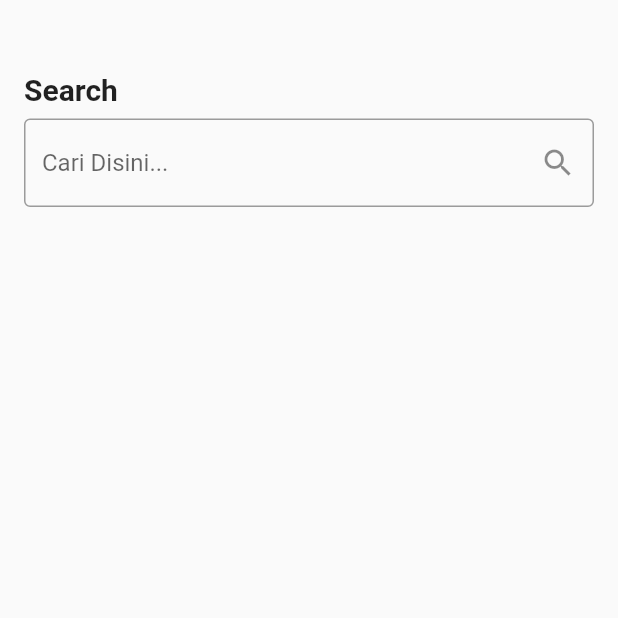
After one commit to setiawangunadi/restaurant_app, a Flutter app: the screen it shows after launch, after a tap on the "saved search" icon, on a phone screen of 412 x 824 dp, the top half of it. The commit adds this screen. Run offline on Flutter 3.47's test engine with Material 2 defaults, Android fonts, the phone set to English and light mode, and no system bars; our stand-ins replace bloc, dio, flutter_bloc, pretty_dio_logger, shimmer; network calls fail.

Commit message:
Search Restaurant

```diff
--- /dev/null
+++ b/lib/blocs/search/search_bloc.dart
@@ -0,0 +1,36 @@
+import 'dart:io';
+
+import 'package:bloc/bloc.dart';
+import 'package:meta/meta.dart';
+import 'package:restaurant_app/config/models/search_response.dart';
+import 'package:restaurant_app/config/repositories/search_respository.dart';
+
+part 'search_event.dart';
+
+part 'search_state.dart';
+
+class SearchBloc extends Bloc<SearchEvent, SearchState> {
+  final SearchRepository searchRepository = SearchRepository();
+
+  SearchBloc() : super(SearchInitial()) {
+    on<DoSearchRestaurant>(doSearchRestaurant);
+  }
+
+  Future<void> doSearchRestaurant(
+    DoSearchRestaurant event,
+    Emitter<SearchState> emit,
+  ) async {
+    try {
+      emit(OnLoadingSearch());
+      final response = await searchRepository.doSearch(query: event.query);
+      if (response.statusCode == 200) {
+        SearchResponse searchResponse = SearchResponse.fromJson(response.data);
+        emit(OnSuccessSearch(searchResponse: searchResponse));
+      }
+    } on SocketException catch (e) {
+      emit(OnFailedHome(message: e.toString()));
+    } catch (e) {
+      emit(OnFailedHome(message: e.toString()));
+    }
+  }
+}
--- /dev/null
+++ b/lib/blocs/search/search_event.dart
@@ -0,0 +1,11 @@
+part of 'search_bloc.dart';
+
+@immutable
+abstract class SearchEvent {}
+
+class DoSearchRestaurant extends SearchEvent {
+  final String query;
+
+  DoSearchRestaurant({required this.query});
+
+}
--- /dev/null
+++ b/lib/blocs/search/search_state.dart
@@ -0,0 +1,21 @@
+part of 'search_bloc.dart';
+
+@immutable
+abstract class SearchState {}
+
+class SearchInitial extends SearchState {}
+
+class OnLoadingSearch extends SearchState {}
+
+class OnSuccessSearch extends SearchState {
+  final SearchResponse searchResponse;
+
+  OnSuccessSearch({required this.searchResponse});
+}
+
+class OnFailedHome extends SearchState {
+  final String message;
+  final int? statusCode;
+
+  OnFailedHome({required this.message, this.statusCode});
+}
--- a/lib/config/data/local/canonical_path.dart
+++ b/lib/config/data/local/canonical_path.dart
@@ -1,4 +1,5 @@
 class CanonicalPath {
   static const getListRestaurant = '/list';
   static const getDetailRestaurant = '/detail';
+  static const doSearchRestaurant = '/search';
 }
--- a/lib/config/data/network/api_service.dart
+++ b/lib/config/data/network/api_service.dart
@@ -18,9 +18,11 @@ class ApiService {
 
   factory ApiService() => _instance;
 
-  Future<Response> get({required String path}) async {
+  Future<Response> get(
+      {required String path, Map<String, dynamic>? queryParameters}) async {
     try {
-      final response = await dio.get('$baseUrl$path');
+      final response =
+          await dio.get('$baseUrl$path', queryParameters: queryParameters);
       return response;
     } catch (e) {
       throw Exception(e);
--- /dev/null
+++ b/lib/config/models/search_response.dart
@@ -0,0 +1,69 @@
+// To parse this JSON data, do
+//
+//     final searchResponse = searchResponseFromJson(jsonString);
+
+import 'dart:convert';
+
+SearchResponse searchResponseFromJson(String str) => SearchResponse.fromJson(json.decode(str));
+
+String searchResponseToJson(SearchResponse data) => json.encode(data.toJson());
+
+class SearchResponse {
+  final bool? error;
+  final int? founded;
+  final List<Restaurant>? restaurants;
+
+  SearchResponse({
+    this.error,
+    this.founded,
+    this.restaurants,
+  });
+
+  factory SearchResponse.fromJson(Map<String, dynamic> json) => SearchResponse(
+    error: json["error"],
+    founded: json["founded"],
+    restaurants: json["restaurants"] == null ? [] : List<Restaurant>.from(json["restaurants"]!.map((x) => Restaurant.fromJson(x))),
+  );
+
+  Map<String, dynamic> toJson() => {
+    "error": error,
+    "founded": founded,
+    "restaurants": restaurants == null ? [] : List<dynamic>.from(restaurants!.map((x) => x.toJson())),
+  };
+}
+
+class Restaurant {
+  final String? id;
+  final String? name;
+  final String? description;
+  final String? pictureId;
+  final String? city;
+  final double? rating;
+
+  Restaurant({
+    this.id,
+    this.name,
+    this.description,
+    this.pictureId,
+    this.city,
+    this.rating,
+  });
+
+  factory Restaurant.fromJson(Map<String, dynamic> json) => Restaurant(
+    id: json["id"],
+    name: json["name"],
+    description: json["description"],
+    pictureId: json["pictureId"],
+    city: json["city"],
+    rating: json["rating"]?.toDouble(),
+  );
+
+  Map<String, dynamic> toJson() => {
+    "id": id,
+    "name": name,
+    "description": description,
+    "pictureId": pictureId,
+    "city": city,
+    "rating": rating,
+  };
+}
--- a/lib/routers.dart
+++ b/lib/routers.dart
@@ -2,12 +2,15 @@ import 'package:flutter/material.dart';
 import 'package:flutter_bloc/flutter_bloc.dart';
 import 'package:restaurant_app/blocs/detail_restaurant/detail_restaurant_bloc.dart';
 import 'package:restaurant_app/blocs/home/home_bloc.dart';
+import 'package:restaurant_app/blocs/search/search_bloc.dart';
 import 'package:restaurant_app/screens/detail_restaurant_screen.dart';
 import 'package:restaurant_app/screens/home_screen.dart';
+import 'package:restaurant_app/screens/search_screen.dart';
 
 class Routers {
   static const String home = "/home";
   static const String detail = "/detail";
+  static const String search = "/search";
 
   final route = <String, WidgetBuilder>{
     Routers.home: (BuildContext context) {
@@ -23,5 +26,11 @@ class Routers {
             id: ModalRoute.of(context)!.settings.arguments as String),
       );
     },
+    Routers.search: (BuildContext context) {
+      return BlocProvider(
+        create: (context) => SearchBloc(),
+        child: const SearchScreen(),
+      );
+    },
   };
 }
--- a/lib/screens/home_screen.dart
+++ b/lib/screens/home_screen.dart
@@ -29,12 +29,15 @@ class _HomeScreenState extends State<HomeScreen> {
       builder: (context, state) {
         return Scaffold(
           appBar: AppBar(
-            actions: const [
+            actions: [
               Padding(
-                padding: EdgeInsets.symmetric(horizontal: 16.0),
-                child: Icon(
-                  Icons.saved_search_rounded,
-                  color: Colors.black,
+                padding: const EdgeInsets.symmetric(horizontal: 16.0),
+                child: GestureDetector(
+                  onTap: () => Navigator.pushNamed(context, Routers.search),
+                  child: const Icon(
+                    Icons.saved_search_rounded,
+                    color: Colors.black,
+                  ),
                 ),
               )
             ],
--- /dev/null
+++ b/lib/screens/search_screen.dart
@@ -0,0 +1,169 @@
+import 'package:flutter/material.dart';
+import 'package:flutter_bloc/flutter_bloc.dart';
+import 'package:restaurant_app/blocs/search/search_bloc.dart';
+import 'package:restaurant_app/config/data/local/constants.dart';
+import 'package:restaurant_app/routers.dart';
+
+class SearchScreen extends StatefulWidget {
+  const SearchScreen({super.key});
+
+  @override
+  State<SearchScreen> createState() => _SearchScreenState();
+}
+
+class _SearchScreenState extends State<SearchScreen> {
+  late SearchBloc searchBloc;
+  final TextEditingController ctrlSearch = TextEditingController();
+
+  @override
+  void initState() {
+    searchBloc = BlocProvider.of<SearchBloc>(context);
+    super.initState();
+  }
+
+  @override
+  Widget build(BuildContext context) {
+    return BlocConsumer<SearchBloc, SearchState>(
+      listener: (context, state) {},
+      builder: (context, state) {
+        return Scaffold(
+          body: SafeArea(
+            child: Padding(
+              padding: const EdgeInsets.all(16.0),
+              child: Column(
+                children: [
+                  Column(
+                    crossAxisAlignment: CrossAxisAlignment.start,
+                    children: [
+                      const SizedBox(height: 32),
+                      const Text(
+                        "Search",
+                        style: TextStyle(
+                            fontSize: 20, fontWeight: FontWeight.bold),
+                      ),
+                      const SizedBox(height: 8),
+                      TextFormField(
+                        controller: ctrlSearch,
+                        onFieldSubmitted: (value) => searchBloc.add(
+                          DoSearchRestaurant(query: value),
+                        ),
+                        decoration: InputDecoration(
+                          suffixIcon: GestureDetector(
+                            onTap: () => searchBloc.add(
+                              DoSearchRestaurant(query: ctrlSearch.text),
+                            ),
+                            child: const Icon(Icons.search),
+                          ),
+                          hintText: "Cari Disini...",
+                          border: const OutlineInputBorder(
+                            borderSide: BorderSide(
+                              color: Colors.black,
+                            ),
+                          ),
+                        ),
+                      )
+                    ],
+                  ),
+                  if (state is OnLoadingSearch)
+                    const Expanded(
+                      child: Column(
+                        crossAxisAlignment: CrossAxisAlignment.center,
+                        mainAxisAlignment: MainAxisAlignment.center,
+                        children: [
+                          Icon(
+                            Icons.search,
+                            size: 100,
+                          ),
+                          SizedBox(height: 16),
+                          Text("Finding Restaurant For You")
+                        ],
+                      ),
+                    ),
+                  if (state is OnSuccessSearch)
+                    SizedBox(
+                      width: MediaQuery.of(context).size.width,
+                      height: MediaQuery.of(context).size.height * 0.75,
+                      child: ListView.builder(
+                        itemCount: state.searchResponse.founded,
+                        itemBuilder: (context, index) {
+                          return GestureDetector(
+                            onTap: () => Navigator.pushNamed(
+                              context,
+                              Routers.detail,
+                              arguments:
+                                  state.searchResponse.restaurants?[index].id,
+                            ),
+                            child: Container(
+                              padding: const EdgeInsets.all(16.0),
+                              margin: const EdgeInsets.only(top: 16.0),
+                              decoration: BoxDecoration(
+                                color: Colors.yellow,
+                                borderRadius: BorderRadius.circular(8.0),
+                              ),
+                              child: Row(
+                                children: [
+                                  Image.network(
+                                    "$baseUrlImage/${state.searchResponse.restaurants?[index].pictureId}",
+                                    width: 100,
+                                  ),
+                                  const SizedBox(width: 16),
+                                  Column(
+                                    crossAxisAlignment:
+                                        CrossAxisAlignment.start,
+                                    children: [
+                                      Text(
+                                        state.searchResponse.restaurants?[index]
+                                                .name ??
+                                            "",
+                                        style: const TextStyle(
+                                          fontWeight: FontWeight.bold,
+                                          fontSize: 16,
+                                        ),
+                                      ),
+                                      Row(
+                                        mainAxisAlignment:
+                                            MainAxisAlignment.start,
+                                        children: [
+                                          const Icon(
+                                            Icons.location_on_outlined,
+                                            size: 16,
+                                          ),
+                                          const SizedBox(width: 8),
+                                          Text(state.searchResponse
+                                                  .restaurants?[index].city ??
+                                              ""),
+                                        ],
+                                      ),
+                                      Row(
+                                        mainAxisAlignment:
+                                            MainAxisAlignment.start,
+                                        children: [
+                                          const Icon(
+                                            Icons.star,
+                                            size: 16,
+                                          ),
+                                          const SizedBox(width: 8),
+                                          Text(state.searchResponse
+                                                  .restaurants?[index].rating
+                                                  .toString() ??
+                                              ""),
+                                        ],
+                                      ),
+                                    ],
+                                  )
+                                ],
+                              ),
+                            ),
+                          );
+                        },
+                      ),
+                    )
+                ],
+              ),
+            ),
+          ),
+        );
+      },
+    );
+  }
+}
```
Also changed, not shown: lib/config/repositories/search_respository.dart (added, +11 -0 lines).
